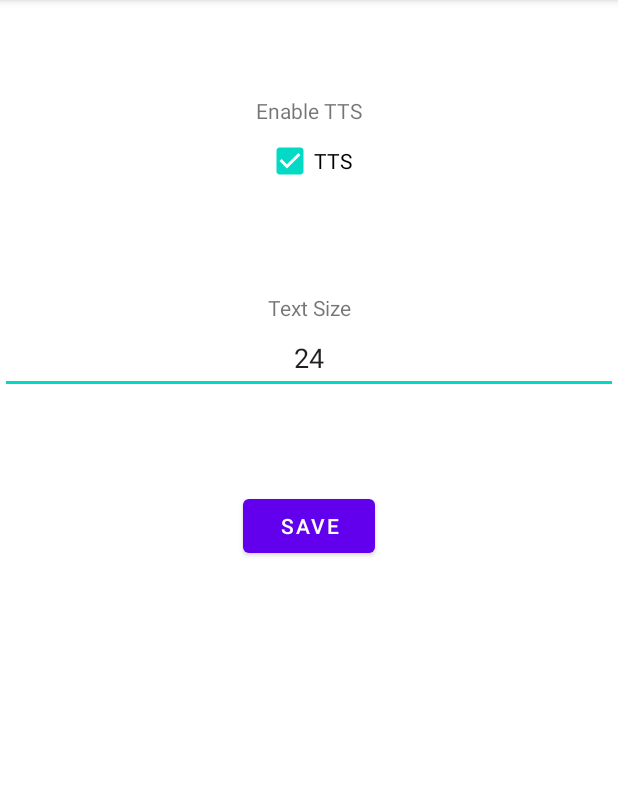
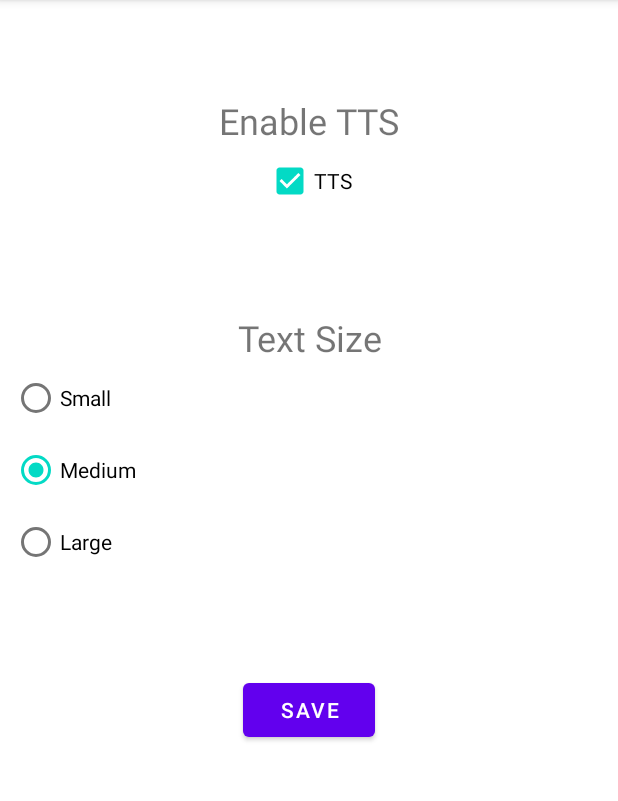
Before and after one commit to Victoria-Cimpu/Wayfinder_Group17, an Android app: the Settings screen opened directly, with no data from a screen before it, after a tap on "SAVE", on a phone screen of 412 x 824 dp, the part 84-885 px from its top. Run offline under Robolectric (Android 15) with nearby library versions, the phone set to English and light mode, and no system bars.

Commit message:
Attempt to set up font size

```diff
--- a/MasterProject/app/src/main/java/com/example/masterproject/Settings.java
+++ b/MasterProject/app/src/main/java/com/example/masterproject/Settings.java
@@ -13,11 +13,13 @@ import android.widget.Button;
 import android.widget.CheckBox;
 import android.widget.EditText;
 import android.content.Context;
+import android.widget.RadioButton;
+import android.widget.RadioGroup;
 
 
 public class Settings extends AppCompatActivity {
     CheckBox TTS_checkBox;
-    EditText FontSize;
+    RadioGroup FontSize;
     Button saveButton;
     float x1, x2, y1, y2;
     static float THRESHOLD = 150;
@@ -28,15 +30,16 @@ public class Settings extends AppCompatActivity {
         setContentView(R.layout.activity_settings);
 
         TTS_checkBox = (CheckBox) findViewById(R.id.TTS);
-        FontSize = (EditText) findViewById(R.id.FontSize);
+        //FontSize = (EditText) findViewById(R.id.FontSize);
+        FontSize = (RadioGroup) findViewById(R.id.FontSize);
         saveButton = (Button) findViewById(R.id.save_button);
 
         saveButton.setOnClickListener(new View.OnClickListener() {
             @Override
             public void onClick(View v) {
                 savePreferences("TTS_on", TTS_checkBox.isChecked());
-                if (FontSize.getText().toString().matches("\\d+"))
-                        savePreferences("FontSize", Integer.parseInt(FontSize.getText().toString()));
+                savePreferences("FontSize", FontSize.indexOfChild(findViewById(FontSize.getCheckedRadioButtonId())));
+                setFontSize(FontSize.indexOfChild(findViewById(FontSize.getCheckedRadioButtonId())));
             }});
 
         loadSavedPreferences();
@@ -45,15 +48,28 @@ public class Settings extends AppCompatActivity {
     private void loadSavedPreferences() {
         SharedPreferences sharedPreferences = PreferenceManager.getDefaultSharedPreferences(Settings.this);
         boolean TTS_on = sharedPreferences.getBoolean("TTS_on", true);
-        int fontSize = sharedPreferences.getInt("FontSize", 24);
         if (TTS_on) {
             TTS_checkBox.setChecked(true);
         } else {
             TTS_checkBox.setChecked(false);
         }
 
-        // Not having the quotation marks below made the app crash for some reason...
-        FontSize.setText(fontSize+"");
+        int fontSizeSel = sharedPreferences.getInt("FontSize",1);
+        RadioButton fSChoice = (RadioButton) FontSize.getChildAt(fontSizeSel);
+        fSChoice.setChecked(true);
+        setFontSize(fontSizeSel);
+    }
+
+    private void setFontSize(int fontSizeSel) {
+        int themeID = R.style.FontSizeMedium;
+        if (fontSizeSel == 0) {
+            themeID = R.style.FontSizeSmall;
+        }
+        else if (fontSizeSel == 2) {
+            themeID = R.style.FontSizeLarge;
+        }
+        setTheme(themeID);
+
     }
 
     private void savePreferences(String key, boolean value) {
--- a/MasterProject/app/src/main/res/layout/activity_settings.xml
+++ b/MasterProject/app/src/main/res/layout/activity_settings.xml
@@ -15,6 +15,7 @@
         android:layout_width="match_parent"
         android:layout_height="wrap_content"
         android:gravity="center"
+        android:textSize="24sp"
         android:text="Enable TTS" />
 
     <CheckBox
@@ -33,15 +34,34 @@
         android:layout_width="match_parent"
         android:layout_height="wrap_content"
         android:gravity="center"
+        android:textSize="24sp"
         android:text="Text Size"/>
 
-    <EditText
+    <RadioGroup
         android:id="@+id/FontSize"
         android:layout_width="match_parent"
         android:layout_height="wrap_content"
-        android:gravity="center"
-        android:minHeight="48dp"
-        android:text="Enter Text Size..." />
+        android:layout_marginLeft="8dp"
+        android:layout_marginRight="8dp">
+
+        <RadioButton
+            android:id="@+id/radioSmall"
+            android:layout_width="match_parent"
+            android:layout_height="wrap_content"
+            android:text="Small" />
+
+        <RadioButton
+            android:id="@+id/radioMedium"
+            android:layout_width="match_parent"
+            android:layout_height="wrap_content"
+            android:text="Medium" />
+
+        <RadioButton
+            android:id="@+id/radioLarge"
+            android:layout_width="match_parent"
+            android:layout_height="wrap_content"
+            android:text="Large" />
+    </RadioGroup>
 
     <Space
         android:layout_width="match_parent"
--- a/MasterProject/app/src/main/res/values/themes.xml
+++ b/MasterProject/app/src/main/res/values/themes.xml
@@ -13,4 +13,14 @@
         <item name="android:statusBarColor" tools:targetApi="l">?attr/colorPrimaryVariant</item>
         <!-- Customize your theme here. -->
     </style>
+
+    <style name="FontSizeSmall">
+        <item name="android:textSize">16sp</item>
+    </style>
+    <style name="FontSizeMedium">
+        <item name="android:textSize">50sp</item>
+    </style>
+    <style name="FontSizeLarge">
+        <item name="android:textSize">100sp</item>
+    </style>
 </resources>
```
